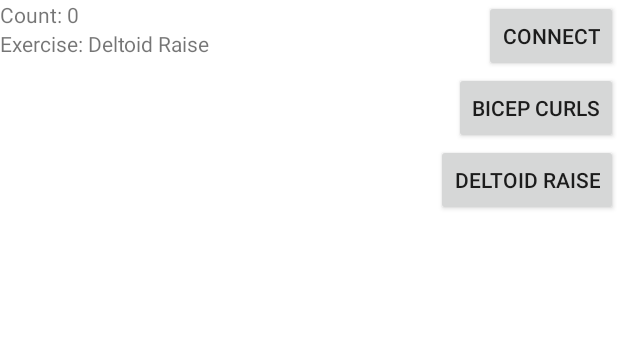
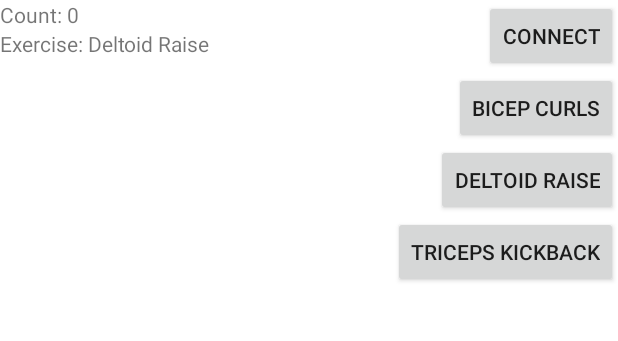
Before and after one commit to tomasro27/Myo-Personal-Trainer, an Android app: the screen it shows after launch (MainActivity), after a tap on "DELTOID RAISE", on a phone screen of 412 x 824 dp, the part 168-509 px from its top. Run offline under Robolectric (Android 15) with nearby library versions, the phone set to English and light mode, and no system bars; libraries missing offline, so code that uses them is left out: com.thalmic.myo; 4 statements that could not run were skipped.

Commit message:
Triceps Kickback Exercise Functionality

```diff
--- a/app/src/main/java/hackatbrown/com/myopersonaltrainer/MyoFragment.java
+++ b/app/src/main/java/hackatbrown/com/myopersonaltrainer/MyoFragment.java
@@ -95,8 +95,9 @@ public class MyoFragment extends Fragment {
             float pitch = (float) Math.toDegrees(Quaternion.pitch(rotation));
             float yaw = (float) Math.toDegrees(Quaternion.yaw(rotation));
 
-            if (delay >= 2) {
-                Log.i("orientation", "pitch :" + pitch + " fist: " + fist);
+            if (delay >= 3) {
+//                Log.i("orientation", "pitch :" + pitch + " fist: " + fist);
+                Log.i("orientation", "yaw :" + pitch + " yaw: " + fist);
                 delay = 0;
             } else {
                 delay++;
@@ -114,7 +115,6 @@ public class MyoFragment extends Fragment {
                     }
 
                     if (pitch <= -40 && top && bottom) {
-                        _exerciseCount++;
                         updateCount();
                         top = false;
                         bottom = false;
@@ -127,25 +127,25 @@ public class MyoFragment extends Fragment {
                     }
 
                     if (pitch >= -5 && top && bottom) {
-                        _exerciseCount++;
+                        updateCount();
+                        top = false;
+                        bottom = false;
+                    }
+                case ExerciseVariables.TRICEPS_KICKBACK:
+                    if (pitch <= -75) {
+                        bottom = true;
+                    } else if (pitch >= -20) {
+                        top = true;
+                    }
+
+                    if (pitch >= -20 && top && bottom) {
                         updateCount();
                         top = false;
                         bottom = false;
                     }
             }
         }
-
-//        public void onAccelerometerData (Myo myo, long timestamp, Vector3 accel) {
-//            double x = accel.x();
-//            double y = accel.y();
-//            double z = accel.z();
-//
-//            Log.i("accel", "x: "+ x + " y: " + y + " z: " + z);
-//        }
-
     };
-
-
 
     public MyoFragment() {
         // Required empty public constructor
@@ -197,12 +197,21 @@ public class MyoFragment extends Fragment {
             }
         });
 
-        // bench press button
+        // deltoid kickback button
         connectButton = (Button) v.findViewById(R.id.deltoid_raise_button);
         connectButton.setOnClickListener(new View.OnClickListener() {
             @Override
             public void onClick(View v) {
                 doDeltoidRaise();
+            }
+        });
+
+        // triceps kickback button
+        connectButton = (Button) v.findViewById(R.id.triceps_kickback_button);
+        connectButton.setOnClickListener(new View.OnClickListener() {
+            @Override
+            public void onClick(View v) {
+                doTricepsKickback();
             }
         });
 
@@ -217,6 +226,7 @@ public class MyoFragment extends Fragment {
     }
 
     public void updateCount() {
+        _exerciseCount++;
         _myoTextView = (TextView)  _activity.findViewById(R.id.myoTextView);
         _myoTextView.setText("Count: " + _exerciseCount);
     }
@@ -224,7 +234,8 @@ public class MyoFragment extends Fragment {
     public void doBicepCurls() {
         bottom = false;
         top = false;
-        _exerciseCount = 0;
+        _exerciseCount = -1;
+        updateCount();
         _exercise = ExerciseVariables.BICEP_CURLS;
         _exerciseTextView.setText("Exercise: Bicep Curls");
     }
@@ -232,7 +243,8 @@ public class MyoFragment extends Fragment {
     public void doDeltoidRaise() {
         bottom = false;
         top = false;
-        _exerciseCount = 0;
+        _exerciseCount = -1;
+        updateCount();
         _exercise = ExerciseVariables.DELTOID_RAISE;
         _exerciseTextView.setText("Exercise: Deltoid Raise");
     }
@@ -240,11 +252,9 @@ public class MyoFragment extends Fragment {
     public void doTricepsKickback() {
         bottom = false;
         top = false;
-        _exerciseCount = 0;
+        _exerciseCount = -1;
+        updateCount();
         _exercise = ExerciseVariables.TRICEPS_KICKBACK;
         _exerciseTextView.setText("Exercise: Triceps Kickback");
     }
-
-    // set other options for other exercises
-
 }
--- a/app/src/main/res/layout/fragment_myo.xml
+++ b/app/src/main/res/layout/fragment_myo.xml
@@ -40,4 +40,13 @@
         android:text="Deltoid Raise"
         android:layout_below="@+id/bicep_curls_button"/>
 
+    <Button
+        android:layout_width="wrap_content"
+        android:layout_height="wrap_content"
+        android:id="@+id/triceps_kickback_button"
+        android:layout_alignParentRight="true"
+        android:text="Triceps Kickback"
+        android:layout_below="@+id/deltoid_raise_button"/>
+
+
 </RelativeLayout>
```
